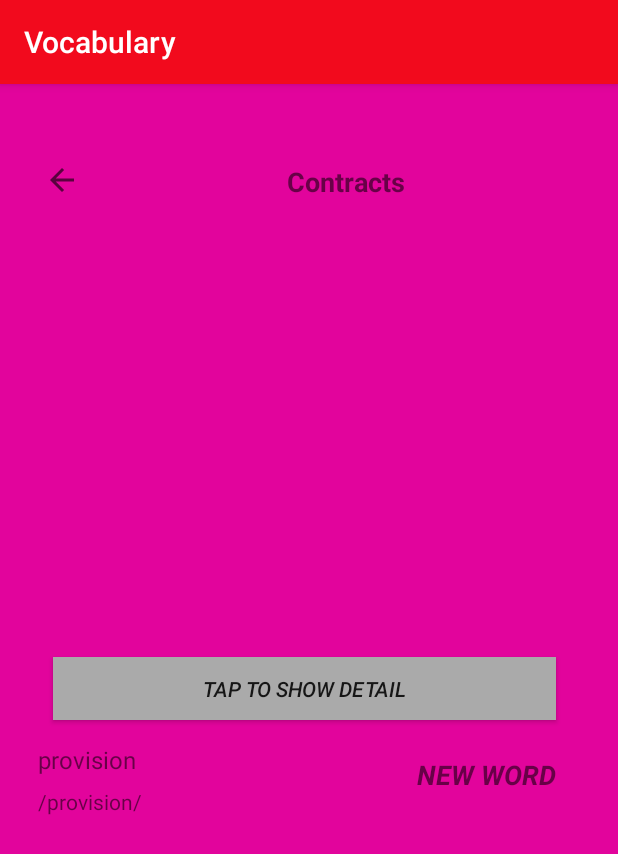
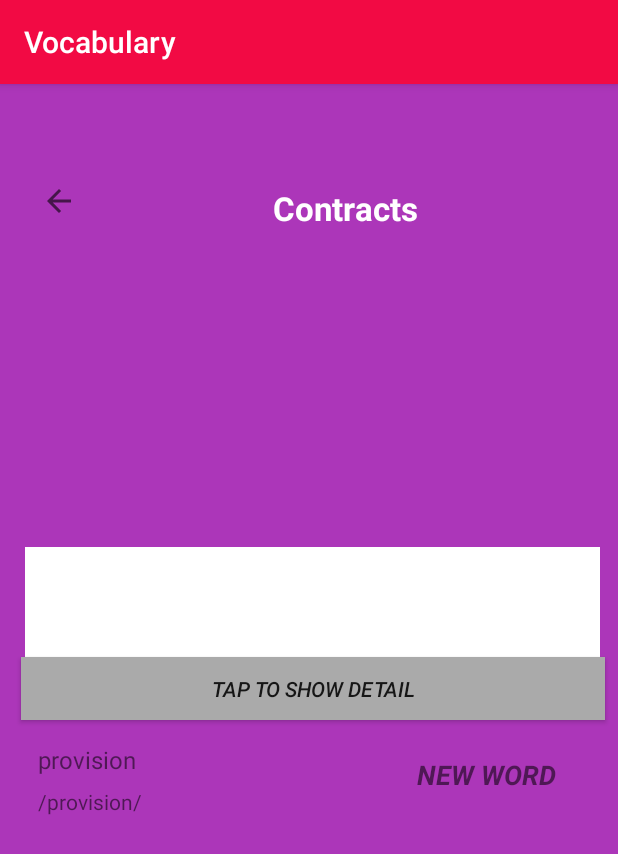
Before and after one commit to truonganhhoang/INT2208-8-2019, an Android app: the screen it shows after launch (StudyActivity), on a phone screen of 412 x 824 dp. Shown: the top 854 px of the screen. Run offline under Robolectric (Android 15) with nearby library versions, the light colour scheme and no system bars; libraries missing offline, so code that uses them is left out: com.readystatesoftware.sqliteasset; 4 statements that could not run were skipped.

Commit message:
sua layout + mau tuong ung + chinh co chu phu hop

```diff
--- a/Nhom-01/source/app/src/main/java/com/example/jinny/vocabulary/screen/study/StudyActivity.java
+++ b/Nhom-01/source/app/src/main/java/com/example/jinny/vocabulary/screen/study/StudyActivity.java
@@ -12,12 +12,11 @@ import com.example.jinny.vocabulary.base.BaseActivity;
 
 public class StudyActivity extends BaseActivity {
 
-    Space collapseSpace, extendSpace, topicSpace;
-    TextView origin1, origin2, pronunciation1, pronunciation2, newWord1, newWord2, explaination, type, example, exampleTrans;
+    Space topicSpace;
+    TextView origin1, origin2, pronunciation1, pronunciation2, newWord1, newWord2, explaination, type, example, exampleTrans, collapseSpace, extendSpace;
     Button button3, button4, button5;
     ImageView image;
     ImageButton imageButton2;
-
     @Override
     protected int getLayoutId() {
         return R.layout.activity_study;
@@ -26,9 +25,8 @@ public class StudyActivity extends BaseActivity {
     @Override
     protected void setupUI() {
         topicSpace = (Space) findViewById(R.id.topicSpace);
-        collapseSpace = (Space) findViewById(R.id.collapseSpace);
-        extendSpace = (Space) findViewById(R.id.extendSpace);
-
+        collapseSpace = (TextView) findViewById(R.id.collapseSpace);
+        extendSpace = (TextView) findViewById(R.id.extendSpace);
 
         origin1 = (TextView) findViewById(R.id.origin1);
         origin2 = (TextView) findViewById(R.id.origin2);
--- a/Nhom-01/source/app/src/main/res/layout/activity_study.xml
+++ b/Nhom-01/source/app/src/main/res/layout/activity_study.xml
@@ -7,7 +7,7 @@
     android:background="@color/colorPrimaryDark"
     tools:context=".screen.study.StudyActivity">
 
-    <Space
+    <TextView
         android:id="@+id/collapseSpace"
         android:layout_width="383dp"
         android:layout_height="115dp"
@@ -22,19 +22,18 @@
         app:layout_constraintStart_toStartOf="parent"
         app:layout_constraintTop_toTopOf="parent" />
 
-    <Space
+    <TextView
         android:id="@+id/extendSpace"
-        android:layout_width="383dp"
+        android:layout_width="404dp"
         android:layout_height="621dp"
         android:layout_marginStart="16dp"
         android:layout_marginTop="106dp"
         android:layout_marginEnd="12dp"
-        android:layout_marginBottom="4dp"
         android:background="@android:color/white"
         android:visibility="visible"
         app:layout_constraintBottom_toBottomOf="parent"
         app:layout_constraintEnd_toEndOf="parent"
-        app:layout_constraintHorizontal_bias="0.0"
+        app:layout_constraintHorizontal_bias="0.666"
         app:layout_constraintStart_toStartOf="parent"
         app:layout_constraintTop_toTopOf="parent"
         app:layout_constraintVertical_bias="0.0" />
@@ -43,28 +42,41 @@
         android:id="@+id/topicSpace"
         android:layout_width="383dp"
         android:layout_height="60dp"
-        android:layout_marginStart="14dp"
-        android:layout_marginTop="16dp"
+        android:layout_marginStart="12dp"
+        android:layout_marginTop="44dp"
         android:visibility="visible"
         app:layout_constraintStart_toStartOf="parent"
         app:layout_constraintTop_toTopOf="parent" />
+
+    <ImageButton
+        android:id="@+id/imageButton2"
+        android:layout_width="54dp"
+        android:layout_height="60dp"
+        android:background="@color/colorPrimaryDark"
+        android:hapticFeedbackEnabled="true"
+        app:layout_constraintBottom_toBottomOf="parent"
+        app:layout_constraintEnd_toEndOf="parent"
+        app:layout_constraintHorizontal_bias="0.033"
+        app:layout_constraintStart_toStartOf="parent"
+        app:layout_constraintTop_toTopOf="parent"
+        app:layout_constraintVertical_bias="0.068"
+        app:srcCompat="?attr/actionModeCloseDrawable" />
 
     <TextView
         android:id="@+id/topic"
         android:layout_width="231dp"
         android:layout_height="29dp"
-        android:layout_marginStart="114dp"
-        android:layout_marginTop="34dp"
-        android:layout_marginEnd="66dp"
-        android:layout_marginBottom="668dp"
         android:text="Contracts"
         android:textAlignment="center"
-        android:textSize="18sp"
+        android:textColor="@android:color/white"
+        android:textSize="22sp"
         android:textStyle="bold"
         app:layout_constraintBottom_toBottomOf="parent"
         app:layout_constraintEnd_toEndOf="parent"
+        app:layout_constraintHorizontal_bias="0.633"
         app:layout_constraintStart_toStartOf="parent"
-        app:layout_constraintTop_toTopOf="parent" />
+        app:layout_constraintTop_toTopOf="parent"
+        app:layout_constraintVertical_bias="0.092" />
 
     <TextView
         android:id="@+id/origin1"
@@ -121,7 +133,7 @@
 
     <Button
         android:id="@+id/button3"
-        android:layout_width="335dp"
+        android:layout_width="389dp"
         android:layout_height="42dp"
         android:layout_marginStart="16dp"
         android:layout_marginTop="363dp"
@@ -153,13 +165,13 @@
         app:layout_constraintHorizontal_bias="0.0"
         app:layout_constraintStart_toStartOf="parent"
         app:layout_constraintTop_toTopOf="parent"
-        app:layout_constraintVertical_bias="0.119" />
+        app:layout_constraintVertical_bias="0.229" />
 
     <TextView
         android:id="@+id/newWord2"
         android:layout_width="wrap_content"
         android:layout_height="wrap_content"
-        android:layout_marginBottom="240dp"
+        android:layout_marginBottom="150dp"
         android:text="NEW WORD"
         android:textAlignment="center"
         android:textSize="18sp"
@@ -170,7 +182,7 @@
         app:layout_constraintHorizontal_bias="0.871"
         app:layout_constraintStart_toStartOf="parent"
         app:layout_constraintTop_toTopOf="parent"
-        app:layout_constraintVertical_bias="0.22000003" />
+        app:layout_constraintVertical_bias="0.32999998" />
 
     <TextView
         android:id="@+id/pronunciation2"
@@ -186,11 +198,11 @@
         app:layout_constraintHorizontal_bias="0.0"
         app:layout_constraintStart_toStartOf="parent"
         app:layout_constraintTop_toTopOf="parent"
-        app:layout_constraintVertical_bias="0.165" />
+        app:layout_constraintVertical_bias="0.273" />
 
     <TextView
         android:id="@+id/explaination"
-        android:layout_width="321dp"
+        android:layout_width="336dp"
         android:layout_height="37dp"
         android:layout_marginStart="31dp"
         android:layout_marginEnd="59dp"
@@ -202,11 +214,11 @@
         app:layout_constraintHorizontal_bias="0.0"
         app:layout_constraintStart_toStartOf="parent"
         app:layout_constraintTop_toTopOf="parent"
-        app:layout_constraintVertical_bias="0.226" />
+        app:layout_constraintVertical_bias="0.332" />
 
     <TextView
         android:id="@+id/type"
-        android:layout_width="321dp"
+        android:layout_width="336dp"
         android:layout_height="42dp"
         android:layout_marginStart="31dp"
         android:layout_marginEnd="59dp"
@@ -218,7 +230,7 @@
         app:layout_constraintHorizontal_bias="0.0"
         app:layout_constraintStart_toStartOf="parent"
         app:layout_constraintTop_toTopOf="parent"
-        app:layout_constraintVertical_bias="0.309" />
+        app:layout_constraintVertical_bias="0.41" />
 
     <ImageView
         android:id="@+id/image"
@@ -269,23 +281,23 @@
 
     <Button
         android:id="@+id/button4"
-        android:layout_width="164dp"
-        android:layout_height="56dp"
+        android:layout_width="176dp"
+        android:layout_height="53dp"
         android:background="@color/colorAccent"
         android:text="I knew this word"
         android:textAlignment="center"
         android:visibility="visible"
         app:layout_constraintBottom_toBottomOf="parent"
         app:layout_constraintEnd_toEndOf="parent"
-        app:layout_constraintHorizontal_bias="0.059"
+        app:layout_constraintHorizontal_bias="0.01"
         app:layout_constraintStart_toStartOf="parent"
         app:layout_constraintTop_toTopOf="parent"
-        app:layout_constraintVertical_bias="0.942" />
+        app:layout_constraintVertical_bias="0.94" />
 
     <Button
         android:id="@+id/button5"
-        android:layout_width="173dp"
-        android:layout_height="56dp"
+        android:layout_width="180dp"
+        android:layout_height="54dp"
         android:background="@color/colorPrimary"
         android:hapticFeedbackEnabled="false"
         android:text="I don't know this word"
@@ -293,24 +305,9 @@
         android:visibility="visible"
         app:layout_constraintBottom_toBottomOf="parent"
         app:layout_constraintEnd_toEndOf="parent"
-        app:layout_constraintHorizontal_bias="0.944"
+        app:layout_constraintHorizontal_bias="0.99"
         app:layout_constraintStart_toStartOf="parent"
         app:layout_constraintTop_toTopOf="parent"
-        app:layout_constraintVertical_bias="0.942" />
+        app:layout_constraintVertical_bias="0.94" />
 
-    <ImageButton
-        android:id="@+id/imageButton2"
-        android:layout_width="54dp"
-        android:layout_height="60dp"
-        android:layout_marginStart="13dp"
-        android:layout_marginTop="15dp"
-        android:layout_marginEnd="344dp"
-        android:layout_marginBottom="656dp"
-        android:background="@color/colorPrimaryDark"
-        android:hapticFeedbackEnabled="true"
-        app:layout_constraintBottom_toBottomOf="parent"
-        app:layout_constraintEnd_toEndOf="parent"
-        app:layout_constraintStart_toStartOf="parent"
-        app:layout_constraintTop_toTopOf="parent"
-        app:srcCompat="?attr/actionModeCloseDrawable" />
 </androidx.constraintlayout.widget.ConstraintLayout>
--- a/Nhom-01/source/app/src/main/res/values/colors.xml
+++ b/Nhom-01/source/app/src/main/res/values/colors.xml
@@ -1,6 +1,6 @@
 <?xml version="1.0" encoding="utf-8"?>
 <resources>
-    <color name="colorPrimary">#F20A1D</color>
-    <color name="colorPrimaryDark">#E2049C</color>
+    <color name="colorPrimary">#F20A44</color>
+    <color name="colorPrimaryDark">#AC36B9</color>
     <color name="colorAccent">#47EE0F</color>
 </resources>
```
